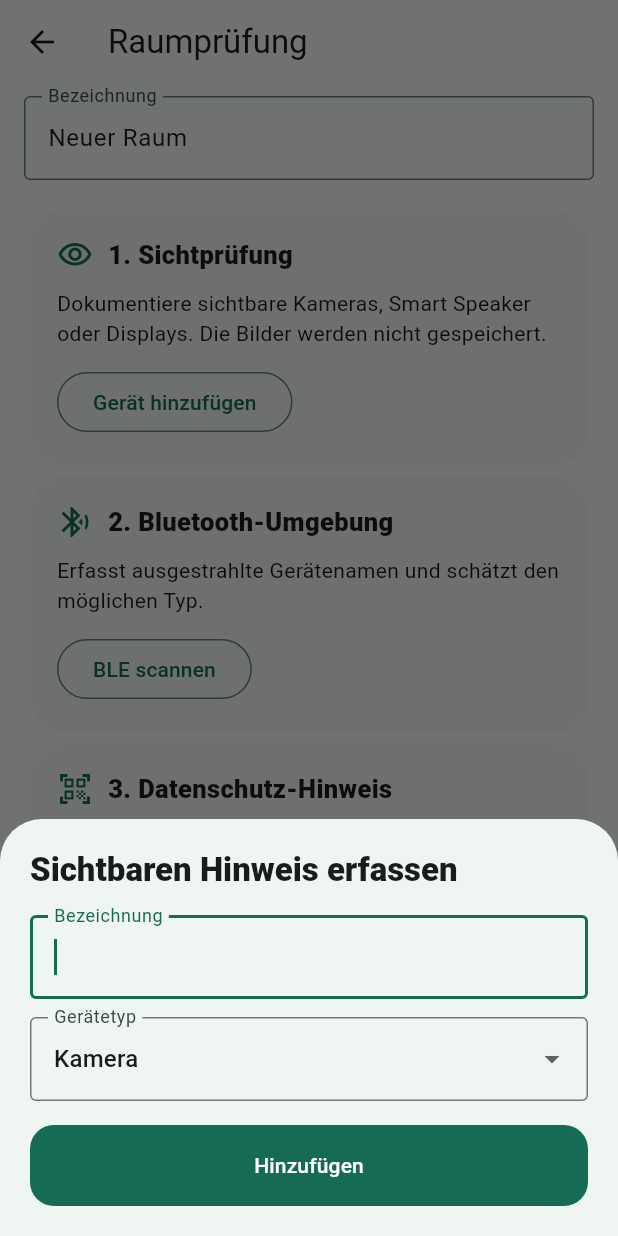
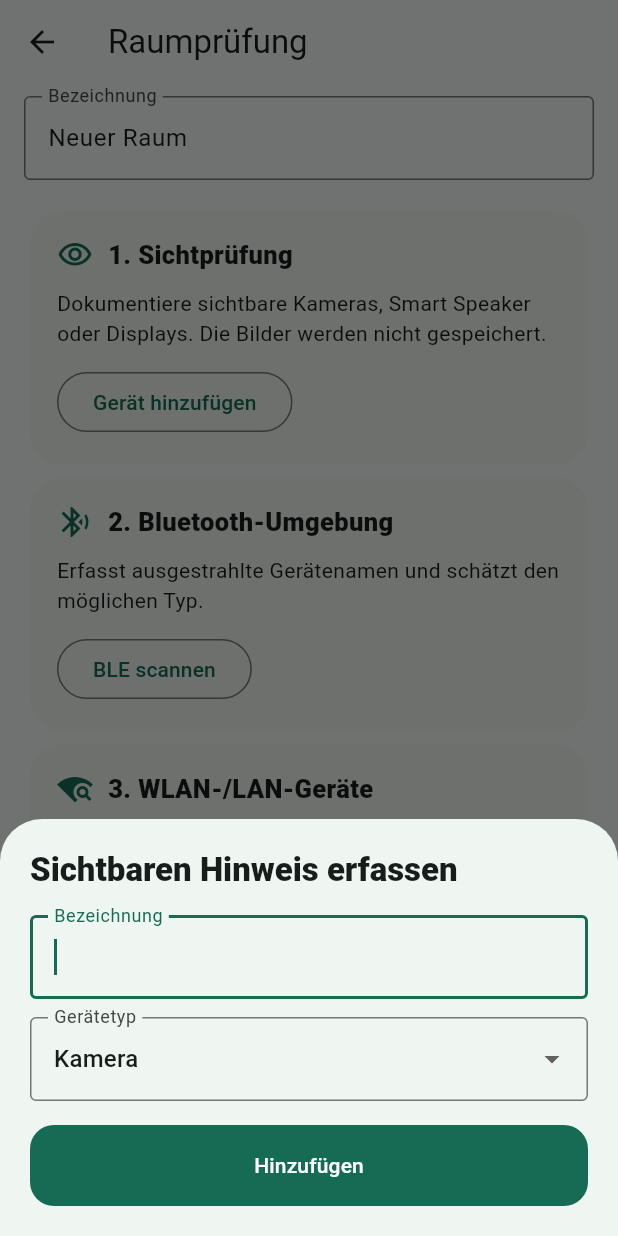
Before and after one commit to MEMVEXA-by-MW/Ambientguard-, a Flutter app: the ScanScreen screen opened directly with empty values, after a tap on "Gerät hinzufügen", on a phone screen of 412 x 824 dp. Run offline on Flutter 3.47's test engine with Material 3 defaults, Android fonts, the phone set to English and light mode, and no system bars; our stand-ins replace permission_handler, shared_preferences; missing offline and left inert: flutter_reactive_ble, mobile_scanner; accounts and stored records are empty.

Commit message:
Update scan_screen.dart

```diff
--- a/lib/screens/scan_screen.dart
+++ b/lib/screens/scan_screen.dart
@@ -6,11 +6,16 @@ import 'package:uuid/uuid.dart';
 import '../models/finding.dart';
 import '../models/room_scan.dart';
 import '../services/ble_scanner_service.dart';
+import '../services/network_scanner_service.dart';
 import '../state/app_state.dart';
 import 'scan_detail_screen.dart';
 
 class ScanScreen extends StatefulWidget {
-  const ScanScreen({required this.state, super.key});
+  const ScanScreen({
+    required this.state,
+    super.key,
+  });
+
   final AppState state;
 
   @override
@@ -18,9 +23,14 @@ class ScanScreen extends StatefulWidget {
 }
 
 class _ScanScreenState extends State<ScanScreen> {
-  final labelController = TextEditingController(text: 'Neuer Raum');
+  final labelController = TextEditingController(
+    text: 'Neuer Raum',
+  );
+
   final findings = <Finding>[];
+
   bool scanning = false;
+  bool networkScanning = false;
   String? noticeUrl;
 
   @override
@@ -30,72 +40,200 @@ class _ScanScreenState extends State<ScanScreen> {
   }
 
   @override
-  Widget build(BuildContext context) => Scaffold(
-        appBar: AppBar(title: const Text('Raumprüfung')),
+  Widget build(BuildContext context) {
+    return Scaffold(
+      appBar: AppBar(
+        title: const Text('Raumprüfung'),
+      ),
       body: ListView(
         padding: const EdgeInsets.fromLTRB(16, 8, 16, 32),
         children: [
-            TextField(controller: labelController, decoration: const InputDecoration(labelText: 'Bezeichnung', hintText: 'z. B. Hotelzimmer 214', border: OutlineInputBorder())),
+          TextField(
+            controller: labelController,
+            decoration: const InputDecoration(
+              labelText: 'Bezeichnung',
+              hintText: 'z. B. Hotelzimmer 214',
+              border: OutlineInputBorder(),
+            ),
+          ),
           const SizedBox(height: 16),
           _ActionCard(
             icon: Icons.visibility_outlined,
             title: '1. Sichtprüfung',
-              text: 'Dokumentiere sichtbare Kameras, Smart Speaker oder Displays. Die Bilder werden nicht gespeichert.',
+            text:
+                'Dokumentiere sichtbare Kameras, Smart Speaker oder Displays. '
+                'Die Bilder werden nicht gespeichert.',
             button: 'Gerät hinzufügen',
             onTap: _addVisualFinding,
           ),
           _ActionCard(
             icon: Icons.bluetooth_searching,
             title: '2. Bluetooth-Umgebung',
-              text: scanning ? 'Suche läuft …' : 'Erfasst ausgestrahlte Gerätenamen und schätzt den möglichen Typ.',
+            text: scanning
+                ? 'Suche läuft …'
+                : 'Erfasst ausgestrahlte Gerätenamen und schätzt den '
+                    'möglichen Typ.',
             button: scanning ? 'Suche läuft' : 'BLE scannen',
             onTap: scanning ? null : _scanBle,
           ),
           _ActionCard(
+            icon: Icons.wifi_find,
+            title: '3. WLAN-/LAN-Geräte',
+            text: networkScanning
+                ? 'Lokales Netzwerk wird geprüft …'
+                : 'Sucht erreichbare Geräte und typische Dienste im '
+                    'aktuell verbundenen WLAN. Nur in eigenen oder '
+                    'freigegebenen Netzwerken verwenden.',
+            button: networkScanning
+                ? 'Suche läuft'
+                : 'Netzwerk scannen',
+            onTap: networkScanning ? null : _scanNetwork,
+          ),
+          _ActionCard(
             icon: Icons.qr_code_scanner,
-              title: '3. Datenschutz-Hinweis',
-              text: noticeUrl == null ? 'Scanne einen QR-Code des Betreibers.' : 'Hinweis erfasst: $noticeUrl',
+            title: '4. Datenschutz-Hinweis',
+            text: noticeUrl == null
+                ? 'Scanne einen QR-Code des Betreibers.'
+                : 'Hinweis erfasst: $noticeUrl',
             button: 'QR-Code scannen',
             onTap: _scanQr,
           ),
           const SizedBox(height: 12),
-            Text('Gefundene Hinweise (${findings.length})', style: Theme.of(context).textTheme.titleLarge?.copyWith(fontWeight: FontWeight.w700)),
+          Text(
+            'Gefundene Hinweise (${findings.length})',
+            style: Theme.of(context).textTheme.titleLarge?.copyWith(
+                  fontWeight: FontWeight.w700,
+                ),
+          ),
           const SizedBox(height: 8),
           if (findings.isEmpty)
-              const Card(child: Padding(padding: EdgeInsets.all(20), child: Text('Noch keine Hinweise. Ein fehlender Fund ist kein Beweis für einen sensorfreien Raum.')))
+            const Card(
+              child: Padding(
+                padding: EdgeInsets.all(20),
+                child: Text(
+                  'Noch keine Hinweise. Ein fehlender Fund ist kein '
+                  'Beweis für einen sensorfreien Raum.',
+                ),
+              ),
+            )
           else
-              ...findings.map((finding) => Card(child: ListTile(
+            ...findings.map(
+              (finding) => Card(
+                child: ListTile(
                   leading: Icon(_icon(finding.type)),
                   title: Text(finding.name),
-                    subtitle: Text('${(finding.confidence * 100).round()} % Konfidenz · ${finding.source}'),
-                    trailing: IconButton(icon: const Icon(Icons.close), onPressed: () => setState(() => findings.remove(finding))),
-                  ))),
+                  subtitle: Text(
+                    '${(finding.confidence * 100).round()} % Konfidenz'
+                    ' · ${finding.source}',
+                  ),
+                  trailing: IconButton(
+                    icon: const Icon(Icons.close),
+                    onPressed: () {
+                      setState(() {
+                        findings.remove(finding);
+                      });
+                    },
+                  ),
+                ),
+              ),
+            ),
           const SizedBox(height: 16),
-            FilledButton.icon(onPressed: _finish, icon: const Icon(Icons.fact_check_outlined), label: const Text('Bewertung erstellen')),
+          FilledButton.icon(
+            onPressed: _finish,
+            icon: const Icon(Icons.fact_check_outlined),
+            label: const Text('Bewertung erstellen'),
+          ),
         ],
       ),
     );
+  }
 
   Future<void> _scanBle() async {
-    final statuses = await [Permission.bluetoothScan, Permission.bluetoothConnect, Permission.locationWhenInUse].request();
-    final allowed = statuses.values.any((status) => status.isGranted || status.isLimited);
+    final statuses = await [
+      Permission.bluetoothScan,
+      Permission.bluetoothConnect,
+      Permission.locationWhenInUse,
+    ].request();
+
+    final allowed = statuses.values.any(
+      (status) => status.isGranted || status.isLimited,
+    );
+
     if (!allowed) {
       _message('Bluetooth-Berechtigung wurde nicht erteilt.');
       return;
     }
-    setState(() => scanning = true);
+
+    setState(() {
+      scanning = true;
+    });
+
     try {
       final results = await BleScannerService().scan();
+
       if (!mounted) return;
+
       setState(() {
         final ids = findings.map((item) => item.id).toSet();
-        findings.addAll(results.where((item) => !ids.contains(item.id)));
+
+        findings.addAll(
+          results.where((item) => !ids.contains(item.id)),
+        );
       });
+
       _message('${results.length} Bluetooth-Hinweise erfasst.');
     } catch (_) {
-      _message('Bluetooth-Suche konnte nicht abgeschlossen werden.');
+      _message(
+        'Bluetooth-Suche konnte nicht abgeschlossen werden.',
+      );
     } finally {
-      if (mounted) setState(() => scanning = false);
+      if (mounted) {
+        setState(() {
+          scanning = false;
+        });
+      }
+    }
+  }
+
+  Future<void> _scanNetwork() async {
+    setState(() {
+      networkScanning = true;
+    });
+
+    try {
+      final results = await NetworkScannerService().scan();
+
+      if (!mounted) return;
+
+      setState(() {
+        final ids = findings.map((item) => item.id).toSet();
+
+        findings.addAll(
+          results.where((item) => !ids.contains(item.id)),
+        );
+      });
+
+      if (results.isEmpty) {
+        _message(
+          'Keine Geräte mit erkennbaren Diensten gefunden.',
+        );
+      } else {
+        _message(
+          '${results.length} Netzwerkgeräte erfasst.',
+        );
+      }
+    } on NetworkScanException catch (error) {
+      _message(error.message);
+    } catch (_) {
+      _message(
+        'Der Netzwerk-Scan konnte nicht abgeschlossen werden.',
+      );
+    } finally {
+      if (mounted) {
+        setState(() {
+          networkScanning = false;
+        });
+      }
     }
   }
 
@@ -105,102 +243,260 @@ class _ScanScreenState extends State<ScanScreen> {
       isScrollControlled: true,
       builder: (_) => const _ManualFindingSheet(),
     );
-    if (result != null) setState(() => findings.add(result));
+
+    if (result != null) {
+      setState(() {
+        findings.add(result);
+      });
+    }
   }
 
   Future<void> _scanQr() async {
-    final value = await Navigator.of(context).push<String>(MaterialPageRoute(builder: (_) => const _QrScanner()));
-    if (value != null) setState(() => noticeUrl = value);
+    final value = await Navigator.of(context).push<String>(
+      MaterialPageRoute(
+        builder: (_) => const _QrScanner(),
+      ),
+    );
+
+    if (value != null) {
+      setState(() {
+        noticeUrl = value;
+      });
+    }
   }
 
   Future<void> _finish() async {
     final scan = RoomScan(
       id: const Uuid().v4(),
-      label: labelController.text.trim().isEmpty ? 'Unbenannter Raum' : labelController.text.trim(),
+      label: labelController.text.trim().isEmpty
+          ? 'Unbenannter Raum'
+          : labelController.text.trim(),
       createdAt: DateTime.now(),
       findings: List.unmodifiable(findings),
       noticeUrl: noticeUrl,
     );
+
     await widget.state.addScan(scan);
+
     if (!mounted) return;
-    await Navigator.of(context).pushReplacement(MaterialPageRoute<void>(builder: (_) => ScanDetailScreen(scan: scan)));
+
+    await Navigator.of(context).pushReplacement(
+      MaterialPageRoute<void>(
+        builder: (_) => ScanDetailScreen(scan: scan),
+      ),
+    );
   }
 
   void _message(String value) {
-    if (mounted) ScaffoldMessenger.of(context).showSnackBar(SnackBar(content: Text(value)));
+    if (!mounted) return;
+
+    ScaffoldMessenger.of(context).showSnackBar(
+      SnackBar(
+        content: Text(value),
+      ),
+    );
   }
 }
 
 class _ActionCard extends StatelessWidget {
-  const _ActionCard({required this.icon, required this.title, required this.text, required this.button, required this.onTap});
+  const _ActionCard({
+    required this.icon,
+    required this.title,
+    required this.text,
+    required this.button,
+    required this.onTap,
+  });
+
   final IconData icon;
   final String title;
   final String text;
   final String button;
   final VoidCallback? onTap;
+
   @override
-  Widget build(BuildContext context) => Card(
+  Widget build(BuildContext context) {
+    return Card(
       child: Padding(
         padding: const EdgeInsets.all(18),
-          child: Column(crossAxisAlignment: CrossAxisAlignment.start, children: [
-            Row(children: [Icon(icon, color: Theme.of(context).colorScheme.primary), const SizedBox(width: 10), Expanded(child: Text(title, style: const TextStyle(fontWeight: FontWeight.w800, fontSize: 17)))]),
+        child: Column(
+          crossAxisAlignment: CrossAxisAlignment.start,
+          children: [
+            Row(
+              children: [
+                Icon(
+                  icon,
+                  color: Theme.of(context).colorScheme.primary,
+                ),
+                const SizedBox(width: 10),
+                Expanded(
+                  child: Text(
+                    title,
+                    style: const TextStyle(
+                      fontWeight: FontWeight.w800,
+                      fontSize: 17,
+                    ),
+                  ),
+                ),
+              ],
+            ),
             const SizedBox(height: 10),
             Text(text),
             const SizedBox(height: 12),
-            OutlinedButton(onPressed: onTap, child: Text(button)),
-          ]),
+            OutlinedButton(
+              onPressed: onTap,
+              child: Text(button),
+            ),
+          ],
+        ),
       ),
     );
+  }
 }
 
 class _ManualFindingSheet extends StatefulWidget {
   const _ManualFindingSheet();
+
   @override
-  State<_ManualFindingSheet> createState() => _ManualFindingSheetState();
+  State<_ManualFindingSheet> createState() {
+    return _ManualFindingSheetState();
+  }
 }
 
-class _ManualFindingSheetState extends State<_ManualFindingSheet> {
+class _ManualFindingSheetState
+    extends State<_ManualFindingSheet> {
   final name = TextEditingController();
   FindingType type = FindingType.camera;
+
   @override
-  void dispose() { name.dispose(); super.dispose(); }
+  void dispose() {
+    name.dispose();
+    super.dispose();
+  }
+
   @override
-  Widget build(BuildContext context) => Padding(
-        padding: EdgeInsets.fromLTRB(20, 20, 20, MediaQuery.viewInsetsOf(context).bottom + 20),
-        child: Column(mainAxisSize: MainAxisSize.min, crossAxisAlignment: CrossAxisAlignment.start, children: [
-          Text('Sichtbaren Hinweis erfassen', style: Theme.of(context).textTheme.titleLarge?.copyWith(fontWeight: FontWeight.w800)),
+  Widget build(BuildContext context) {
+    return Padding(
+      padding: EdgeInsets.fromLTRB(
+        20,
+        20,
+        20,
+        MediaQuery.viewInsetsOf(context).bottom + 20,
+      ),
+      child: Column(
+        mainAxisSize: MainAxisSize.min,
+        crossAxisAlignment: CrossAxisAlignment.start,
+        children: [
+          Text(
+            'Sichtbaren Hinweis erfassen',
+            style:
+                Theme.of(context).textTheme.titleLarge?.copyWith(
+                      fontWeight: FontWeight.w800,
+                    ),
+          ),
           const SizedBox(height: 16),
-          TextField(controller: name, autofocus: true, decoration: const InputDecoration(labelText: 'Bezeichnung', border: OutlineInputBorder())),
+          TextField(
+            controller: name,
+            autofocus: true,
+            decoration: const InputDecoration(
+              labelText: 'Bezeichnung',
+              border: OutlineInputBorder(),
+            ),
+          ),
           const SizedBox(height: 12),
-          DropdownButtonFormField<FindingType>(initialValue: type, decoration: const InputDecoration(labelText: 'Gerätetyp', border: OutlineInputBorder()), items: FindingType.values.where((e) => e != FindingType.notice).map((e) => DropdownMenuItem(value: e, child: Text(_typeName(e)))).toList(), onChanged: (value) => setState(() => type = value ?? type)),
+          DropdownButtonFormField<FindingType>(
+            initialValue: type,
+            decoration: const InputDecoration(
+              labelText: 'Gerätetyp',
+              border: OutlineInputBorder(),
+            ),
+            items: FindingType.values
+                .where(
+                  (item) => item != FindingType.notice,
+                )
+                .map(
+                  (item) => DropdownMenuItem(
+                    value: item,
+                    child: Text(_typeName(item)),
+                  ),
+                )
+                .toList(),
+            onChanged: (value) {
+              setState(() {
+                type = value ?? type;
+              });
+            },
+          ),
           const SizedBox(height: 16),
-          FilledButton(onPressed: () => Navigator.of(context).pop(Finding(id: const Uuid().v4(), name: name.text.trim().isEmpty ? _typeName(type) : name.text.trim(), type: type, risk: [FindingType.camera, FindingType.microphone, FindingType.speaker].contains(type) ? RiskLevel.high : RiskLevel.medium, confidence: .90, reason: 'Das Gerät wurde bei der Sichtprüfung manuell erfasst.', source: 'Sichtprüfung')), child: const Text('Hinzufügen')),
-        ]),
+          FilledButton(
+            onPressed: () {
+              final risk = [
+                FindingType.camera,
+                FindingType.microphone,
+                FindingType.speaker,
+              ].contains(type)
+                  ? RiskLevel.high
+                  : RiskLevel.medium;
+
+              Navigator.of(context).pop(
+                Finding(
+                  id: const Uuid().v4(),
+                  name: name.text.trim().isEmpty
+                      ? _typeName(type)
+                      : name.text.trim(),
+                  type: type,
+                  risk: risk,
+                  confidence: 0.90,
+                  reason:
+                      'Das Gerät wurde bei der Sichtprüfung '
+                      'manuell erfasst.',
+                  source: 'Sichtprüfung',
+                ),
               );
+            },
+            child: const Text('Hinzufügen'),
+          ),
+        ],
+      ),
+    );
+  }
 }
 
 class _QrScanner extends StatefulWidget {
   const _QrScanner();
+
   @override
-  State<_QrScanner> createState() => _QrScannerState();
+  State<_QrScanner> createState() {
+    return _QrScannerState();
+  }
 }
 
 class _QrScannerState extends State<_QrScanner> {
   bool handled = false;
+
   @override
-  Widget build(BuildContext context) => Scaffold(
-        appBar: AppBar(title: const Text('Datenschutz-QR scannen')),
-        body: MobileScanner(onDetect: (capture) {
+  Widget build(BuildContext context) {
+    return Scaffold(
+      appBar: AppBar(
+        title: const Text('Datenschutz-QR scannen'),
+      ),
+      body: MobileScanner(
+        onDetect: (capture) {
           if (handled || capture.barcodes.isEmpty) return;
+
           final value = capture.barcodes.first.rawValue;
+
           if (value == null) return;
+
           handled = true;
           Navigator.of(context).pop(value);
-        }),
+        },
+      ),
     );
   }
+}
 
-IconData _icon(FindingType type) => switch (type) {
+IconData _icon(FindingType type) {
+  return switch (type) {
     FindingType.camera => Icons.videocam_outlined,
     FindingType.microphone => Icons.mic_none,
     FindingType.speaker => Icons.speaker_outlined,
@@ -209,8 +505,10 @@ IconData _icon(FindingType type) => switch (type) {
     FindingType.notice => Icons.policy_outlined,
     FindingType.unknown => Icons.device_unknown,
   };
+}
 
-String _typeName(FindingType type) => switch (type) {
+String _typeName(FindingType type) {
+  return switch (type) {
     FindingType.camera => 'Kamera',
     FindingType.microphone => 'Mikrofon',
     FindingType.speaker => 'Smart Speaker',
@@ -219,3 +517,4 @@ String _typeName(FindingType type) => switch (type) {
     FindingType.notice => 'Datenschutz-Hinweis',
     FindingType.unknown => 'Unbekanntes Gerät',
   };
+}
```
Lines whose indentation alone changed are shown as unchanged.
